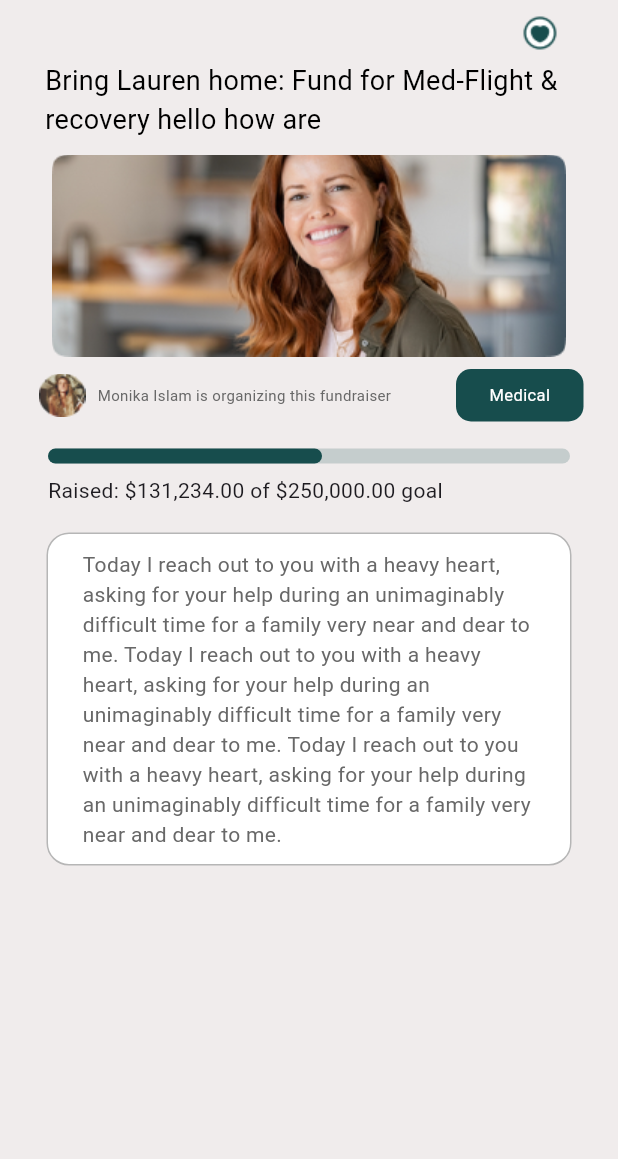
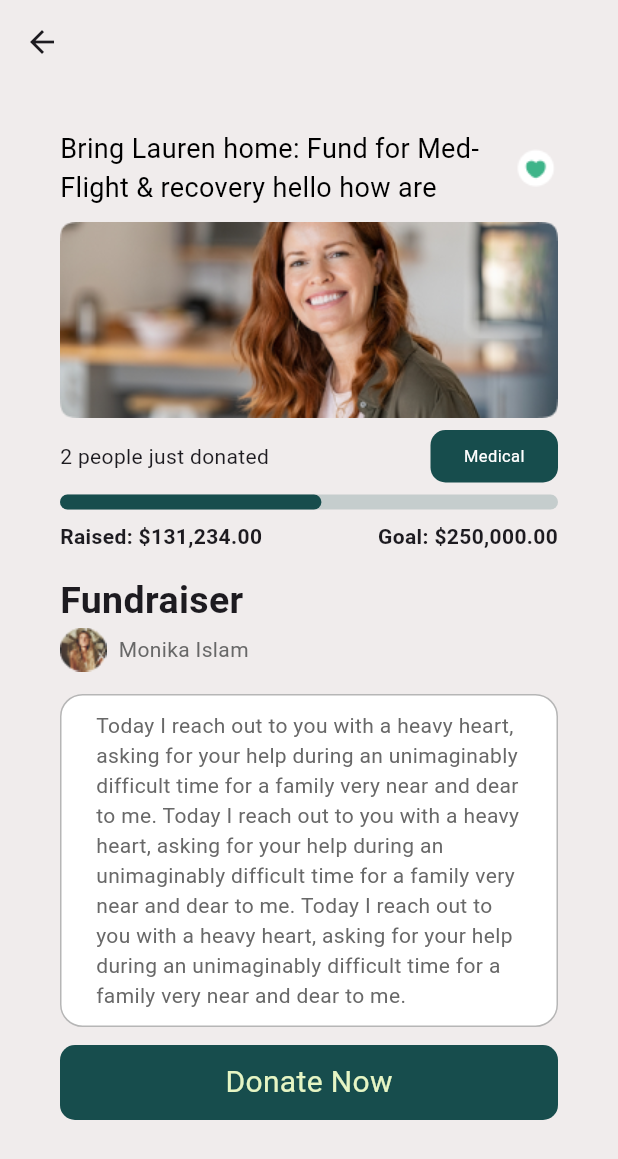
Before and after one commit to Manny-Munoz/gibu, a Flutter app: the MainPage screen opened by its route, after a tap on "Bring Lauren home: Fund for Med-Flight &", on a phone screen of 412 x 824 dp. Shown: the top 1159 px of the screen. Run offline on Flutter 3.47's test engine with Material 3 defaults, Android fonts, the phone set to English and light mode, and no system bars.

Commit message:
feat: Add SettingsPage to MainPage and update navigation

```diff
--- a/lib/components/button.dart
+++ b/lib/components/button.dart
@@ -4,17 +4,19 @@ class Button extends StatelessWidget {
   final String text;
   final Color textColor;
   final Color buttonColor;
+  final double buttonWidth;
+  final double buttonHeight;
   final void Function()? onTap;
 
-  const Button({super.key, this.text = "Login", this.textColor = const Color.fromARGB(255, 230, 245, 196), this.buttonColor = const Color.fromARGB(255, 23, 77, 77), required this.onTap});
+  const Button({super.key, this.text = "Login", this.textColor = const Color.fromARGB(255, 230, 245, 196), this.buttonColor = const Color.fromARGB(255, 23, 77, 77), this.buttonWidth = 350, this.buttonHeight = 75, required this.onTap, });
 
   @override
   Widget build(BuildContext context) {
     return GestureDetector(
       onTap: onTap,
       child: Container(
-        width: 350,
-        height: 75,
+        width: buttonWidth,
+        height: buttonHeight,
         decoration: BoxDecoration(
           color: buttonColor,
           borderRadius: BorderRadius.circular(10),
--- a/lib/components/campaign_preview.dart
+++ b/lib/components/campaign_preview.dart
@@ -3,7 +3,7 @@ import "package:gibu/components/campaing_structure.dart";
 import 'package:gibu/components/progress_bar.dart';
 import 'package:gibu/components/double_to_currency.dart';
 
-class CampaignPreview extends StatelessWidget {
+class CampaignPreview extends StatefulWidget {
   final String campaingTitlePreview;
   final String imagePathPreview;
   final String heroPathPreview;
@@ -23,10 +23,17 @@ class CampaignPreview extends StatelessWidget {
     required this.descriptionPreview,
   });
 
+  @override
+  State<CampaignPreview> createState() => _CampaignPreviewState();
+}
+
+class _CampaignPreviewState extends State<CampaignPreview> {
+  bool _isFavorite = false;
+
   Widget textShortener() {
-    String text = (descriptionPreview.length >= 100)
-        ? descriptionPreview.substring(0, 100)
-        : descriptionPreview;
+    String text = (widget.descriptionPreview.length >= 100)
+        ? widget.descriptionPreview.substring(0, 100)
+        : widget.descriptionPreview;
     return RichText(
       text: TextSpan(
         style: const TextStyle(
@@ -52,18 +59,19 @@ class CampaignPreview extends StatelessWidget {
             context,
             MaterialPageRoute(
                 builder: (context) => CampaingStructure(
-                      campaingTitle: campaingTitlePreview,
-                      imagePath: imagePathPreview,
-                      heroPath: heroPathPreview,
-                      fundraiserName: fundraiserNamePreview,
-                      raised: raisedPreview,
-                      goal: goalPreview,
-                      description: descriptionPreview,
+                      campaingTitle: widget.campaingTitlePreview,
+                      imagePath: widget.imagePathPreview,
+                      heroPath: widget.heroPathPreview,
+                      fundraiserName: widget.fundraiserNamePreview,
+                      raised: widget.raisedPreview,
+                      goal: widget.goalPreview,
+                      description: widget.descriptionPreview,
                     )));
       },
       child: Container(
         margin: const EdgeInsets.symmetric(horizontal: 10.0, vertical: 5.0),
-        padding: const EdgeInsets.only(left:10, right:10, top:15, bottom:15),
+        padding:
+            const EdgeInsets.only(left: 10, right: 10, top: 15, bottom: 15),
         decoration: BoxDecoration(
           borderRadius: BorderRadius.circular(10.0), // Add border radius here
           color: const Color.fromARGB(255, 240, 236, 236),
@@ -86,20 +94,45 @@ class CampaignPreview extends StatelessWidget {
                   child: Column(
                     crossAxisAlignment: CrossAxisAlignment.start,
                     children: [
-                      Text(
-                        campaingTitlePreview,
+                      Row(
+                        children: [
+                          Flexible(
+                            child: Text(
+                              widget.campaingTitlePreview,
                               style: const TextStyle(
                                   fontSize: 16, fontWeight: FontWeight.bold),
+                            ),
+                          ),
+                          Row(
+                            mainAxisAlignment: MainAxisAlignment.end,
+                            children: [
+                              InkWell(
+                                onTap: () {
+                                  setState(() {
+                                    _isFavorite = !_isFavorite;
+                                  });
+                                },
+                                child: Image.asset(_isFavorite
+                                    ? "lib/images/heart-circle.png"
+                                    : "lib/images/heart-circle-favorite.png"),
+                              ),
+                            ],
+                          ),
+                        ],
                       ),
                       const SizedBox(height: 5),
                       Column(
                         children: [
-                          ProgressBar(goal: goalPreview, raised: raisedPreview),
+                          ProgressBar(
+                              goal: widget.goalPreview,
+                              raised: widget.raisedPreview),
                           const SizedBox(height: 8),
                           Row(children: [
                             Flexible(
                               child: Text(
-                                "Raised: ${doubleToCurrency(raisedPreview)} of ${doubleToCurrency(goalPreview)} goal", style: const TextStyle(fontWeight: FontWeight.bold),
+                                "Raised: ${doubleToCurrency(widget.raisedPreview)} of ${doubleToCurrency(widget.goalPreview)} goal",
+                                style: const TextStyle(
+                                    fontWeight: FontWeight.bold),
                               ),
                             ),
                           ])
--- a/lib/components/campaing_structure.dart
+++ b/lib/components/campaing_structure.dart
@@ -2,8 +2,9 @@ import 'package:flutter/material.dart';
 import 'package:gibu/components/double_to_currency.dart';
 import 'package:gibu/components/tag.dart';
 import 'package:gibu/components/progress_bar.dart';
+import 'package:gibu/components/button.dart';
 
-class CampaingStructure extends StatelessWidget {
+class CampaingStructure extends StatefulWidget {
   final String campaingTitle;
   final String imagePath;
   final String heroPath;
@@ -23,75 +24,98 @@ class CampaingStructure extends StatelessWidget {
   });
 
   @override
+  State<CampaingStructure> createState() => _CampaingStructureState();
+}
+
+class _CampaingStructureState extends State<CampaingStructure> {
+  bool _isFavorite = false;
+
+  @override
   Widget build(BuildContext context) {
-    return Material(
-        child: Container(
+    return Scaffold(
+        backgroundColor: const Color.fromARGB(255, 240, 236, 236),
+        appBar: AppBar(
+          backgroundColor: Colors.transparent,
+        ),
+        body: Container(
+            padding: const EdgeInsets.symmetric(horizontal: 40.0),
+            margin: const EdgeInsets.symmetric(vertical: 20),
             color: const Color.fromARGB(255, 240, 236, 236),
             child: SafeArea(
                 child: SingleChildScrollView(
                     child: Column(children: [
               const SizedBox(height: 10),
-              Padding(
-                padding: const EdgeInsets.symmetric(horizontal: 40.0),
-                child: Row(mainAxisAlignment: MainAxisAlignment.end, children: [
-                  Image.asset("lib/images/favorite.png"),
-                ]),
-              ),
-              const SizedBox(height: 7),
-              Padding(
-                  padding: const EdgeInsets.symmetric(horizontal: 30.0),
-                  child: Text(
-                    campaingTitle,
-                    style: const TextStyle(color: Colors.black, fontSize: 18),
-                  )),
-              const SizedBox(height: 10),
-              Image.asset(imagePath),
-              const SizedBox(height: 8),
-              Padding(
-                  padding: const EdgeInsets.symmetric(horizontal: 23.0),
-                  child: Row(
+              Row(
                 mainAxisAlignment: MainAxisAlignment.spaceBetween,
                 children: [
+                  Flexible(
+                    child: Text(
+                      widget.campaingTitle,
+                      style: const TextStyle(color: Colors.black, fontSize: 18),
+                    ),
+                  ),
                   Row(
                     children: [
-                            const SizedBox(width: 3),
-                            Image.asset(heroPath),
-                            const SizedBox(width: 8),
-                            Text(
-                                "$fundraiserName is organizing this fundraiser",
-                                style: const TextStyle(
-                                    fontSize: 10,
-                                    color: Color.fromARGB(255, 104, 104, 104))),
+                      InkWell(
+                        onTap: () {
+                          setState(() {
+                            _isFavorite = !_isFavorite;
+                          });
+                        },
+                        child: Image.asset(_isFavorite
+                            ? "lib/images/heart-circle.png"
+                            : "lib/images/heart-circle-favorite.png"),
+                      ),
                     ],
                   ),
-                        const Tag()
-                      ])),
+                ],
+              ),
+              const SizedBox(height: 10),
+              Image.asset(widget.imagePath),
               const SizedBox(height: 8),
-              Padding(
-                padding: const EdgeInsets.only(
-                    right: 32.0, left: 32.0, top: 10.0, bottom: 10.0),
-                child: Column(
+              const Row(
+                  mainAxisAlignment: MainAxisAlignment.spaceBetween,
                   children: [
-                    ProgressBar(goal: goal, raised: raised),
+                    Flexible(child: Text("2 people just donated")),
+                    Tag()
+                  ]),
+              const SizedBox(height: 8),
+              Column(
+                children: [
+                  ProgressBar(goal: widget.goal, raised: widget.raised),
                   const SizedBox(height: 8),
                   Row(
                     mainAxisAlignment: MainAxisAlignment.spaceBetween,
                     children: [
-                        Row(
-                          children: [
-                            Text(
-                              "Raised: ${doubleToCurrency(raised)} of ${doubleToCurrency(goal)} goal",
-                            ),
-                          ],
-                        ),
+                      Text("Raised: ${doubleToCurrency(widget.raised)}",
+                          style: const TextStyle(fontWeight: FontWeight.bold)),
+                      Text("Goal: ${doubleToCurrency(widget.goal)}",
+                          style: const TextStyle(fontWeight: FontWeight.bold)),
                     ],
                   )
                 ],
               ),
+              const SizedBox(height: 15),
+              Column(
+                crossAxisAlignment: CrossAxisAlignment.start,
+                children: [
+                  const Text("Fundraiser",
+                      style:
+                          TextStyle(fontSize: 25, fontWeight: FontWeight.bold)),
+                  Row(
+                    children: [
+                      Image.asset(widget.heroPath),
+                      const SizedBox(width: 8),
+                      Text(widget.fundraiserName,
+                          style: const TextStyle(
+                              color: Color.fromARGB(255, 104, 104, 104))),
+                    ],
                   ),
-              const SizedBox(height: 8),
+                ],
+              ),
+              const SizedBox(height: 15),
               Container(
-                width: 350,
+                width: double.infinity,
                 decoration: BoxDecoration(
                   border: Border.all(
                       color: const Color.fromARGB(255, 182, 182, 182),
@@ -103,7 +127,7 @@ class CampaingStructure extends StatelessWidget {
                   padding: const EdgeInsets.symmetric(
                       horizontal: 23.0, vertical: 10.0),
                   child: Text(
-                    "$description ",
+                    "${widget.description} ",
                     style: const TextStyle(
                         color: Color.fromARGB(255, 104, 104, 104),
                         fontSize: 14),
@@ -111,6 +135,15 @@ class CampaingStructure extends StatelessWidget {
                 ),
               ),
               const SizedBox(height: 12),
+              Button(
+                text: "Donate Now",
+                buttonWidth: double.infinity,
+                buttonHeight: 50,
+                onTap: () => Navigator.pushNamed(
+                  context,
+                  '/main',
+                ),
+              ),
             ])))));
   }
 }
--- a/lib/components/complete_divider.dart
+++ b/lib/components/complete_divider.dart
@@ -1,21 +1,18 @@
 import 'package:flutter/material.dart';
 
 class CompleteDivider extends StatelessWidget {
-  final double startSpace;
-  final double endSpace;
-  const CompleteDivider({super.key, this.startSpace = 40, this.endSpace = 40});
+  const CompleteDivider({super.key});
 
   @override
   Widget build(BuildContext context) {
-    return Material(
-      child: Column(children: [
-        Divider(
-          thickness: 1,
-          color: Colors.black,
-          indent: startSpace,
-          endIndent: endSpace,
-        )
-      ]),
+    return Container(
+      padding: const EdgeInsets.symmetric(vertical: 10),
+      width: double.infinity,
+      child: const Divider(
+        color: Colors.black,
+        thickness: 1,
+        height: 1,
+      ),
     );
   }
 }
--- a/lib/components/radio_button.dart
+++ b/lib/components/radio_button.dart
@@ -3,7 +3,7 @@ import 'package:flutter/material.dart';
 var ischecked = [true, false, false];
 
 class MyRadioButton extends StatefulWidget {
-  const MyRadioButton({Key? key}) : super(key: key);
+  const MyRadioButton({super.key}) ;
 
   @override
   State<MyRadioButton> createState() => _MyRadioButtonState();
@@ -134,7 +134,7 @@ class _MyRadioButtonState extends State<MyRadioButton> {
             },
             child: Container(
               decoration: BoxDecoration(
-                color: ischecked[2]?const Color.fromARGB(255, 23, 77, 77):Color.fromARGB(255, 255, 255, 255),
+                color: ischecked[2]?const Color.fromARGB(255, 23, 77, 77):const Color.fromARGB(255, 255, 255, 255),
                 borderRadius: BorderRadius.circular(15),
                 border: Border.all(
                   color: const Color.fromARGB(255, 216, 218, 220),
--- a/lib/main.dart
+++ b/lib/main.dart
@@ -1,5 +1,7 @@
 import 'package:flutter/material.dart';
+import 'package:gibu/pages/start_campaign_page.dart';
 import 'package:gibu/pages/main_page.dart';
+import 'package:gibu/pages/fill_out_campaign.dart';
 import 'package:gibu/pages/welcome_page.dart';
 import 'package:gibu/pages/login_page.dart';
 import 'package:gibu/pages/create_account_page.dart';
@@ -23,6 +25,8 @@ class MyApp extends StatelessWidget {
         '/createAccountPage': (context) => const CreateAccountPage(),
         '/profile': (context) => const Profile(),
         '/main': (context) => const MainPage(),
+        '/startCampaign': (context) => const StartCampaignPage(),
+        '/fillOutCampaign': (context) => FillOutCampaign(),
       },
     );
   }
--- a/lib/pages/step_two_campaing.dart
+++ b/lib/pages/fill_out_campaign.dart
@@ -2,8 +2,8 @@ import 'package:flutter/material.dart';
 import 'package:gibu/components/input_text.dart';
 import 'package:gibu/components/tag.dart';
 
-class StepTwoCampaing extends StatelessWidget {
-  StepTwoCampaing({super.key});
+class FillOutCampaign extends StatelessWidget {
+  FillOutCampaign({super.key});
   final beneficiaryController = TextEditingController();
   final contactController = TextEditingController();
   final ageController = TextEditingController();
@@ -15,7 +15,7 @@ class StepTwoCampaing extends StatelessWidget {
     return Scaffold(
       backgroundColor: Colors.white,
       appBar: AppBar(
-        backgroundColor: Colors.transparent,
+        backgroundColor: Colors.white,
       ),
       body: Container(
         color: Colors.white,
--- a/lib/pages/home_page.dart
+++ b/lib/pages/home_page.dart
@@ -3,7 +3,6 @@ import "package:gibu/components/campaign_preview.dart";
 import "package:gibu/components/input_text.dart";
 import "package:gibu/components/text_alignment_left.dart";
 import "package:gibu/components/social_media_button.dart";
-import "package:gibu/components/campaing_structure.dart";
 
 class HomePage extends StatelessWidget {
   final name = "Monika";
@@ -65,7 +64,7 @@ class HomePage extends StatelessWidget {
                         )),
                         const SizedBox(height: 10),
                         GestureDetector(
-                          onTap: () => Navigator.pushNamed(context, '/main'),
+                          onTap: () => Navigator.pushNamed(context, '/startCampaign'),
                           child: Container(
                             width: 150,
                             height: 50,
--- a/lib/pages/main_page.dart
+++ b/lib/pages/main_page.dart
@@ -1,6 +1,7 @@
 import "package:flutter/material.dart";
 import "package:gibu/pages/home_page.dart";
 import "package:gibu/pages/public_campaing.dart";
+import "package:gibu/pages/settings_page.dart";
 
 class MainPage extends StatefulWidget {
   const MainPage({super.key});
@@ -13,7 +14,7 @@ class _MainPageState extends State<MainPage> {
   int selectedIndex = 0;
   final screenNames = ["Gibu", "Saved", "Settings"];
 
-  final screens = [HomePage(), const PublicCampaing(), HomePage()];
+  final screens = [HomePage(), const PublicCampaing(), const SettingsPage()];
 
   @override
   Widget build(BuildContext context) {
--- a/lib/pages/settings_page.dart
+++ b/lib/pages/settings_page.dart
@@ -10,35 +10,36 @@ class SettingsPage extends StatelessWidget {
     return Scaffold(
         backgroundColor: Colors.white,
         body: SafeArea(
+          child: SingleChildScrollView(
+            child: Container(
+              padding: const EdgeInsets.symmetric(horizontal: 40.0),
               child: Center(
                   child: Column(children: [
                 const SizedBox(height: 20),
                 const Text("Settings", style: TextStyle(fontSize: 30)),
                 const SizedBox(height: 20),
                 Row(
+                  mainAxisAlignment: MainAxisAlignment.spaceBetween,
                   children: [
-                const SizedBox(width: 50),
                     const Text("Edit Profile", style: TextStyle(fontSize: 20)),
-                const SizedBox(width: 150),
                     Image.asset("lib/images/angle brackets.png"),
-                const SizedBox(height: 10),
                   ],
                 ),
                 const CompleteDivider(),
                 Row(
+                  mainAxisAlignment: MainAxisAlignment.spaceBetween,
                   children: [
-                const SizedBox(width: 50),
-                const Text("Change password", style: TextStyle(fontSize: 20)),
-                const SizedBox(width: 78),
+                    const Text("Change password",
+                        style: TextStyle(fontSize: 20)),
                     Image.asset("lib/images/angle brackets.png"),
-                const SizedBox(height: 10),
                   ],
                 ),
                 const CompleteDivider(),
                 Row(
+                  mainAxisAlignment: MainAxisAlignment.spaceBetween,
                   children: [
-                const SizedBox(width: 50),
-                const Text("Change language", style: TextStyle(fontSize: 20)),
+                    const Text("Change language",
+                        style: TextStyle(fontSize: 20)),
                     const SizedBox(width: 78),
                     Image.asset("lib/images/angle brackets.png"),
                   ],
@@ -49,7 +50,8 @@ class SettingsPage extends StatelessWidget {
                   width: 350,
                   decoration: BoxDecoration(
                     border: Border.all(
-                    color: const Color.fromARGB(255, 182, 182, 182), width: 1),
+                        color: const Color.fromARGB(255, 182, 182, 182),
+                        width: 1),
                     borderRadius: BorderRadius.circular(15),
                     color: Colors.white,
                   ),
@@ -59,6 +61,7 @@ class SettingsPage extends StatelessWidget {
                       child: Column(
                         children: [
                           const Row(
+                            mainAxisAlignment: MainAxisAlignment.spaceBetween,
                             children: [
                               Text(
                                 "Receive notifications",
@@ -66,28 +69,22 @@ class SettingsPage extends StatelessWidget {
                                     color: Color.fromARGB(255, 146, 144, 144),
                                     fontSize: 18),
                               ),
-                          SizedBox(width: 50),
                               SwitchButton(),
                             ],
                           ),
-                      const CompleteDivider(
-                        startSpace: 0,
-                        endSpace: 0,
-                      ),
-                      const Row(children: [
+                          const CompleteDivider(),
+                          const Row(
+                              mainAxisAlignment: MainAxisAlignment.spaceBetween,
+                              children: [
                                 Text(
                                   "Receive updates",
                                   style: TextStyle(
                                       color: Color.fromARGB(255, 146, 144, 144),
                                       fontSize: 18),
                                 ),
-                        SizedBox(width: 80),
                                 SwitchButton(),
                               ]),
-                      const CompleteDivider(
-                        startSpace: 0,
-                        endSpace: 0,
-                      ),
+                          const CompleteDivider(),
                           const SizedBox(height: 10),
                           const Text(
                             "COMMUNITY",
@@ -137,6 +134,8 @@ class SettingsPage extends StatelessWidget {
                       )),
                 ),
               ])),
+            ),
+          ),
         ));
   }
 }
```
Also changed, not shown: lib/pages/choose_campaign_type.dart (deleted, +0 -40 lines), lib/pages/start_campaign_page.dart (added, +48 -0 lines), lib/images/heart-circle-favorite.png (added), lib/images/heart-circle.png (added). Lines whose indentation alone changed are shown as unchanged.
